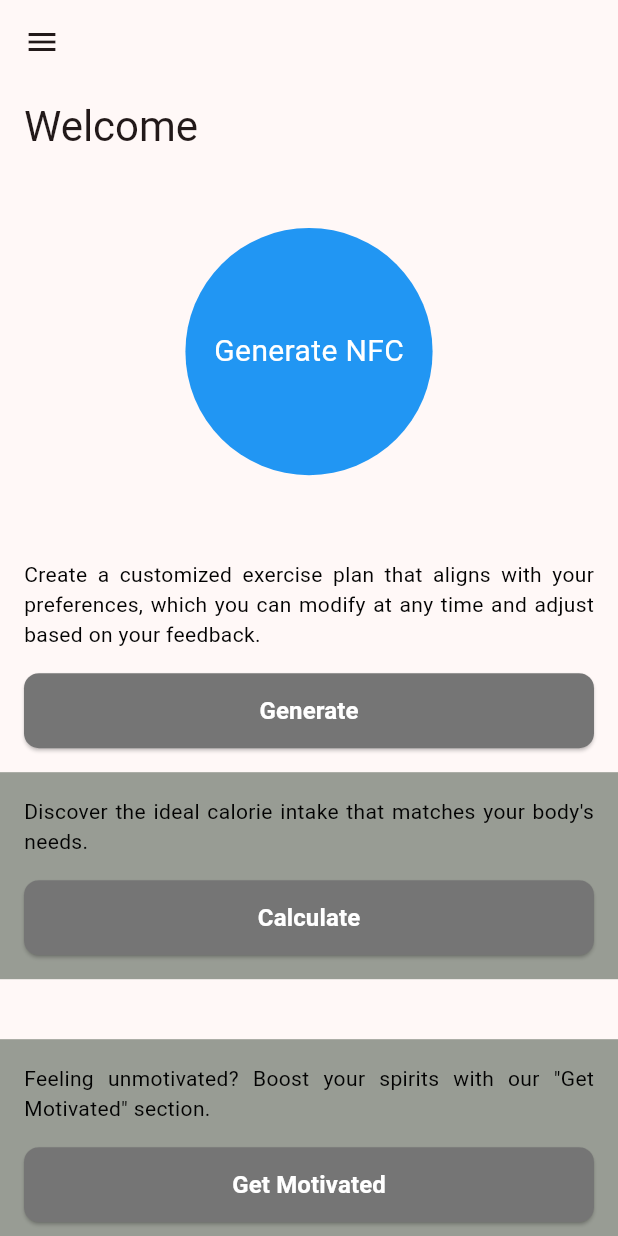
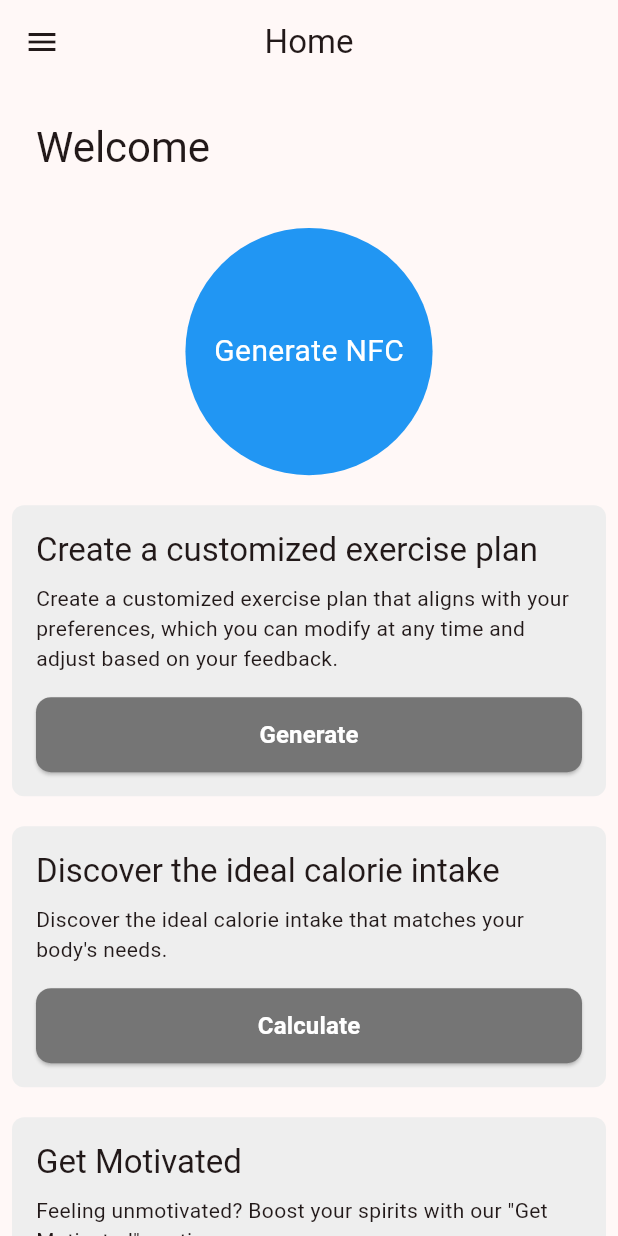
Before and after one commit to habray-99/fyp, a Flutter app: the HomePage screen opened directly, on a phone screen of 412 x 824 dp. Run offline on Flutter 3.47's test engine with Material 3 defaults, Android fonts, the phone set to English and light mode, and no system bars; our stand-ins replace cached_network_image, flutter_signin_button, flutter_svg, get, get_storage, image_picker; missing offline and left inert: esewa_flutter_sdk, khalti_flutter, simple_fontellico_progress_dialog; accounts and stored records are empty; network calls fail; Roboto replaces fonts that are missing (WorkSans).

Commit message:
Add INTERNET permission and update app theme

```diff
--- a/lib/views/dashboard/home_page.dart
+++ b/lib/views/dashboard/home_page.dart
@@ -1,7 +1,10 @@
 import 'package:flutter/material.dart';
 import 'package:fyp/controller/core_controller.dart';
+import 'package:fyp/model/user_detail.dart';
+import 'package:fyp/utils/apis.dart';
 import 'package:fyp/views/dashboard/all_gyms_list.dart';
 import 'package:fyp/views/dashboard/calories_calculator_page.dart';
+import 'package:fyp/views/dashboard/edit_user_detail.dart';
 import 'package:fyp/views/dashboard/exercise_selection_page.dart';
 import 'package:fyp/views/dashboard/nfc_generator_animation.dart';
 import 'package:fyp/views/dashboard/quote_list_page.dart';
@@ -15,10 +18,13 @@ class HomePage extends StatelessWidget {
   Widget build(BuildContext context) {
     return SafeArea(
       child: Scaffold(
+        // appBar: AppBar(
+        //     // title: const Text("Home Page"),
+        //     ),
         appBar: AppBar(
-            // title: const Text("Home Page"),
+          title: const Text("Home"),
+          centerTitle: true,
         ),
-        // body: Center(child: CustomElevatedButton(title: "Log Out", onTap: () {c.logOut();})),
         drawer: Drawer(
           clipBehavior: Clip.antiAliasWithSaveLayer,
           shape: const RoundedRectangleBorder(
@@ -34,12 +40,75 @@ class HomePage extends StatelessWidget {
             // Important: Remove any padding from the ListView.
             padding: EdgeInsets.zero,
             children: [
-              const DrawerHeader(
-                decoration: BoxDecoration(
+              // DrawerHeader(
+              //   decoration: const BoxDecoration(
+              //     color: Colors.blue,
+              //   ),
+              //   child: _profileImage(c.currentUser.value!),
+              // ),
+              // DrawerHeader(
+              //   decoration: const BoxDecoration(
+              //     color: Colors.blue,
+              //   ),
+              //   child: Column(
+              //     mainAxisAlignment: MainAxisAlignment.center,
+              //     children: [
+              //       _profileImage(c.currentUser
+              //           .value!), // Your existing profile image widget
+              //       const SizedBox(
+              //           height:
+              //               10), // Add some space between the image and the button
+              //       IconButton(
+              //         icon: const Icon(Icons.edit,
+              //             color: Colors.white), // Edit icon
+              //         onPressed: () {
+              //           // Handle the edit button press here
+              //           print('Edit button pressed');
+              //         },
+              //       ),
+              //     ],
+              //   ),
+              // ),
+              DrawerHeader(
+                decoration: const BoxDecoration(
                   color: Colors.blue,
                 ),
-                child: Text('Drawer Header'),
+                child: Column(
+                  mainAxisAlignment: MainAxisAlignment.center,
+                  children: [
+                    _profileImage(c.currentUser.value!),
+                    const SizedBox(height: 15),
+                    Text(c.currentUser.value!.memberName!.split(' ').first,
+                        style: const TextStyle(
+                          color: Colors.white,
+                          // fontSize: 16, // Adjust the font size as needed
+                        )),
+                    const SizedBox(width: 5),
+                    InkWell(
+                      onTap: () {
+                        Get.to(
+                          () => EditProfilePage(user: c.currentUser.value!),
+                        );
+                      },
+                      child: const Row(
+                        mainAxisAlignment: MainAxisAlignment.center,
+                        children: [
+                          Icon(Icons.edit, color: Colors.white), // Edit icon
+                          SizedBox(width: 5),
+                          Text(
+                            'Edit',
+                            style: TextStyle(
+                              color: Colors.white,
+                              // fontSize: 16, // Adjust the font size as needed
                             ),
+                          ),
+                        ],
+                      ),
+                    ),
+                  ],
+                ),
+              ),
+
               ListTile(
                 title: const Text("Browse Gyms"),
                 onTap: () {
@@ -73,7 +142,9 @@ class HomePage extends StatelessWidget {
               ),
               ListTile(
                 title: const Text("Settings"),
-                onTap: () {},
+                onTap: () {
+                  Get.to(() => EditProfilePage(user: c.currentUser.value!));
+                },
               ),
               ListTile(
                 title: const Text("Logout"),
@@ -85,137 +156,141 @@ class HomePage extends StatelessWidget {
           ),
         ),
         body: SingleChildScrollView(
+          child: Padding(
+            padding: const EdgeInsets.all(8.0),
             child: Column(
+              crossAxisAlignment: CrossAxisAlignment.stretch,
               children: [
-              ListTile(
-                title: Text(
+                Padding(
+                  padding: const EdgeInsets.all(16.0),
+                  child: Text(
                     "Welcome ${c.currentUser.value?.memberName?.split(' ').first}",
                     style: Theme.of(context).textTheme.headlineMedium,
+                    textAlign: TextAlign.start,
                   ),
-                // subtitle: Text(
-                // "You are logged in as ${c.currentUser.value?.memberName}"),
-                // ),
                 ),
-              const SizedBox(
-                height: 20 * 2,
+                const SizedBox(height: 20),
+                const Center(child: NfcGeneratorAnimation()),
+                const SizedBox(height: 20),
+                Container(
+                  padding: const EdgeInsets.all(16.0),
+                  decoration: BoxDecoration(
+                    color: Colors.grey[200],
+                    borderRadius: BorderRadius.circular(8.0),
                   ),
-              const Center(
-                child: NfcGeneratorAnimation(),
-              ),
-              const SizedBox(
-                height: 20 * 2,
-              ),
-              Container(
-                padding: const EdgeInsets.all(16),
-                // color: const Color(0xffE6E49F), // Background color
                   child: Column(
-                  mainAxisAlignment: MainAxisAlignment.center,
+                    crossAxisAlignment: CrossAxisAlignment.start,
                     children: [
                       Text(
+                        "Create a customized exercise plan",
+                        style: Theme.of(context).textTheme.titleLarge,
+                      ),
+                      const SizedBox(height: 8.0),
+                      Text(
                         "Create a customized exercise plan that aligns with your preferences, which you can modify at any time and adjust based on your feedback.",
-                      style: TextStyle(
-                        color: const Color(0xFF020202),
-                        fontSize:
-                            Theme.of(context).textTheme.bodyMedium?.fontSize,
+                        style: Theme.of(context).textTheme.bodyMedium,
                       ),
-                      textAlign: TextAlign.justify,
-                    ),
-                    const SizedBox(
-                        height:
-                            16), // Add some space between the text and the button
-                    // ElevatedButton(
-                    //   onPressed: () {
-                    //     // Implement the action for the "Generate" button
-                    //   },
-                    //   child: const Text("Generate"),
-                    //   style: ElevatedButton.styleFrom(
-                    //     backgroundColor:
-                    //         const Color(0xFFBDC2BF), // Button background color
-                    //   ),
-                    // ),
+                      const SizedBox(height: 16.0),
                       CustomElevatedButton(
                         title: "Generate",
                         onTap: () {
                           Get.to(() => ExerciseSelectionPage());
-                        }),
+                        },
+                      ),
                     ],
                   ),
                 ),
-
-              // ListTile()
+                const SizedBox(height: 20),
                 Container(
-                padding: const EdgeInsets.all(16),
-                color: const Color(0xFF989C94), // Background color
+                  padding: const EdgeInsets.all(16.0),
+                  decoration: BoxDecoration(
+                    color: Colors.grey[200],
+                    borderRadius: BorderRadius.circular(8.0),
+                  ),
                   child: Column(
-                  mainAxisAlignment: MainAxisAlignment.center,
+                    crossAxisAlignment: CrossAxisAlignment.start,
                     children: [
-                    const Text(
+                      Text(
+                        "Discover the ideal calorie intake",
+                        style: Theme.of(context).textTheme.titleLarge,
+                      ),
+                      const SizedBox(height: 8.0),
+                      Text(
                         "Discover the ideal calorie intake that matches your body's needs.",
-                      style: TextStyle(
-                        color: Color(0xFF020202), // Text color
+                        style: Theme.of(context).textTheme.bodyMedium,
                       ),
-                      textAlign: TextAlign.justify,
-                    ),
-                    const SizedBox(
-                        height:
-                            16), // Add some space between the text and the button
-                    // ElevatedButton(
-                    //   onPressed: () {
-                    //     // Implement the action for the "Generate" button
-                    //   },
-                    //   child: Text("Calculate"),
-                    //   style: ElevatedButton.styleFrom(
-                    //       // primary: Color(0xFFBDC2BF), // Button background color
-                    //       ),
-                    // ),
+                      const SizedBox(height: 16.0),
                       CustomElevatedButton(
                         title: "Calculate",
                         onTap: () {
                           Get.to(() => const CaloriesCalculatorPage());
-                        }),
+                        },
+                      ),
                     ],
                   ),
                 ),
-              const SizedBox(
-                height: 20 * 2,
+                const SizedBox(height: 20),
+                Container(
+                  padding: const EdgeInsets.all(16.0),
+                  decoration: BoxDecoration(
+                    color: Colors.grey[200],
+                    borderRadius: BorderRadius.circular(8.0),
                   ),
-              Container(
-                padding: const EdgeInsets.all(16),
-                color: const Color(0xFF989C94), // Background color
                   child: Column(
-                  mainAxisAlignment: MainAxisAlignment.center,
+                    crossAxisAlignment: CrossAxisAlignment.start,
                     children: [
-                    const Text(
+                      Text(
+                        "Get Motivated",
+                        style: Theme.of(context).textTheme.titleLarge,
+                      ),
+                      const SizedBox(height: 8.0),
+                      Text(
                         "Feeling unmotivated? Boost your spirits with our \"Get Motivated\" section.",
-                      style: TextStyle(
-                        color: Color(0xFF020202), // Text color
+                        style: Theme.of(context).textTheme.bodyMedium,
                       ),
-                      textAlign: TextAlign.justify,
-                    ),
-                    const SizedBox(
-                        height:
-                            16), // Add some space between the text and the button
-                    // ElevatedButton(
-                    //   onPressed: () {
-                    //     // Implement the action for the "Generate" button
-                    //   },
-                    //   child: Text("Calculate"),
-                    //   style: ElevatedButton.styleFrom(
-                    //       // primary: Color(0xFFBDC2BF), // Button background color
-                    //       ),
-                    // ),
+                      const SizedBox(height: 16.0),
                       CustomElevatedButton(
                         title: "Get Motivated",
                         onTap: () {
                           Get.to(() => QuoteListPage());
-                        }),
+                        },
+                      ),
                     ],
                   ),
                 ),
+                const SizedBox(height: 20),
               ],
+            ),
           ),
         ),
       ),
     );
   }
+
+  Widget _profileImage(Users user) {
+    return CircleAvatar(
+      radius: 30,
+      // backgroundImage: user.memberImageUrl != null
+      //     ? NetworkImage(user.memberImageUrl!)
+      //     :  AssetImage('assets/images/default_profile_image.png')
+      //         as ImageProvider,
+      child: ClipOval(
+        child: user.memberImageUrl != null
+            ? Image.network(
+                "${Apis.imageUrl}/${user.memberImageUrl!}",
+                width: 100, // Set the width of the image
+                height: 100, // Set the height of the image
+                fit: BoxFit
+                    .cover, // Use BoxFit.cover to ensure the image covers the area without distortion
+              )
+            : Image.asset(
+                'assets/images/default_profile_image.png',
+                width: 100, // Set the width of the image
+                height: 100, // Set the height of the image
+                fit: BoxFit
+                    .cover, // Use BoxFit.cover to ensure the image covers the area without distortion
+              ),
+      ),
+    );
   }
+}
```
Also changed, not shown: 1 other file. Lines whose indentation alone changed are shown as unchanged.
